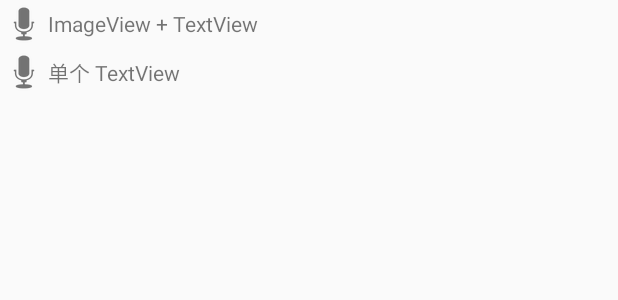
After one commit to imZeJun/RepoOpt, an Android app: the layout activity_drawable.xml on its own in the app's theme, with its tools: preview values and no code run, on a phone screen of 412 x 824 dp. The commit adds this screen. Shown: the top 300 px of the screen. Run offline under Robolectric (Android 15) with nearby library versions, the phone set to English and light mode, and no system bars.

Commit message:
添加代码

```diff
--- a/app/src/main/java/com/demo/lizejun/repoopt/OptActivity.java
+++ b/app/src/main/java/com/demo/lizejun/repoopt/OptActivity.java
@@ -20,13 +20,12 @@ public class OptActivity extends AppCompatActivity {
     @Override
     protected void onCreate(Bundle savedInstanceState) {
         super.onCreate(savedInstanceState);
-        setContentView(R.layout.acitivity_span);
-        useSpan();
+        setContentView(R.layout.activity_clip);
     }
 
     private void useSpan() {
         TextView textView = (TextView) findViewById(R.id.tv_span);
-        SpannableStringBuilder ssb = new SpannableStringBuilder("300 yuan");
+        SpannableStringBuilder ssb = new SpannableStringBuilder("300 RMB");
         //设置文字大小。
         ssb.setSpan(new RelativeSizeSpan(6.0f), 0, 3, Spanned.SPAN_INCLUSIVE_INCLUSIVE);
         //设置文字颜色。
--- /dev/null
+++ b/app/src/main/res/layout/activity_drawable.xml
@@ -0,0 +1,28 @@
+<?xml version="1.0" encoding="utf-8"?>
+<LinearLayout xmlns:android="http://schemas.android.com/apk/res/android"
+    android:orientation="vertical"
+    android:layout_width="match_parent"
+    android:layout_height="match_parent">
+    <!-- 使用 ImageView + TextView -->
+    <LinearLayout
+        android:orientation="horizontal"
+        android:layout_width="match_parent"
+        android:layout_height="wrap_content"
+        android:gravity="center_vertical">
+        <ImageView
+            android:src="@android:drawable/ic_btn_speak_now"
+            android:layout_width="wrap_content"
+            android:layout_height="wrap_content"/>
+        <TextView
+            android:text="ImageView + TextView"
+            android:layout_width="match_parent"
+            android:layout_height="wrap_content"/>
+    </LinearLayout>
+    <!-- 使用单个 TextView -->
+    <TextView
+        android:drawableLeft="@android:drawable/ic_btn_speak_now"
+        android:layout_width="match_parent"
+        android:layout_height="wrap_content"
+        android:gravity="center_vertical"
+        android:text="单个 TextView"/>
+</LinearLayout>
```
Also changed, not shown: app/src/main/java/com/demo/lizejun/repoopt/ClipRectView.java (added, +47 -0 lines), app/src/main/res/layout/activity_clip.xml (added, +8 -0 lines), app/src/main/res/layout/activity_divider.xml (added, +26 -0 lines), app/src/main/res/layout/activity_overdraw.xml (added, +11 -0 lines), app/src/main/res/layout/activity_space.xml (added, +28 -0 lines), app/src/main/res/drawable-xxhdpi/aitaobao.png (added), app/src/main/res/drawable-xxhdpi/amazon.png (added), app/src/main/res/drawable-xxhdpi/baidu.png (added), app/src/main/res/drawable-xxhdpi/bbc.png (added), app/src/main/res/drawable-xxhdpi/chinanews.png (added), app/src/main/res/drawable-xxhdpi/cosmopolitan.png (added), app/src/main/res/drawable-xxhdpi/udn.png (added), app/src/main/res/drawable-xxhdpi/usatoday.png (added), app/src/main/res/drawable-xxhdpi/weibo.png (added), 4 more files.
